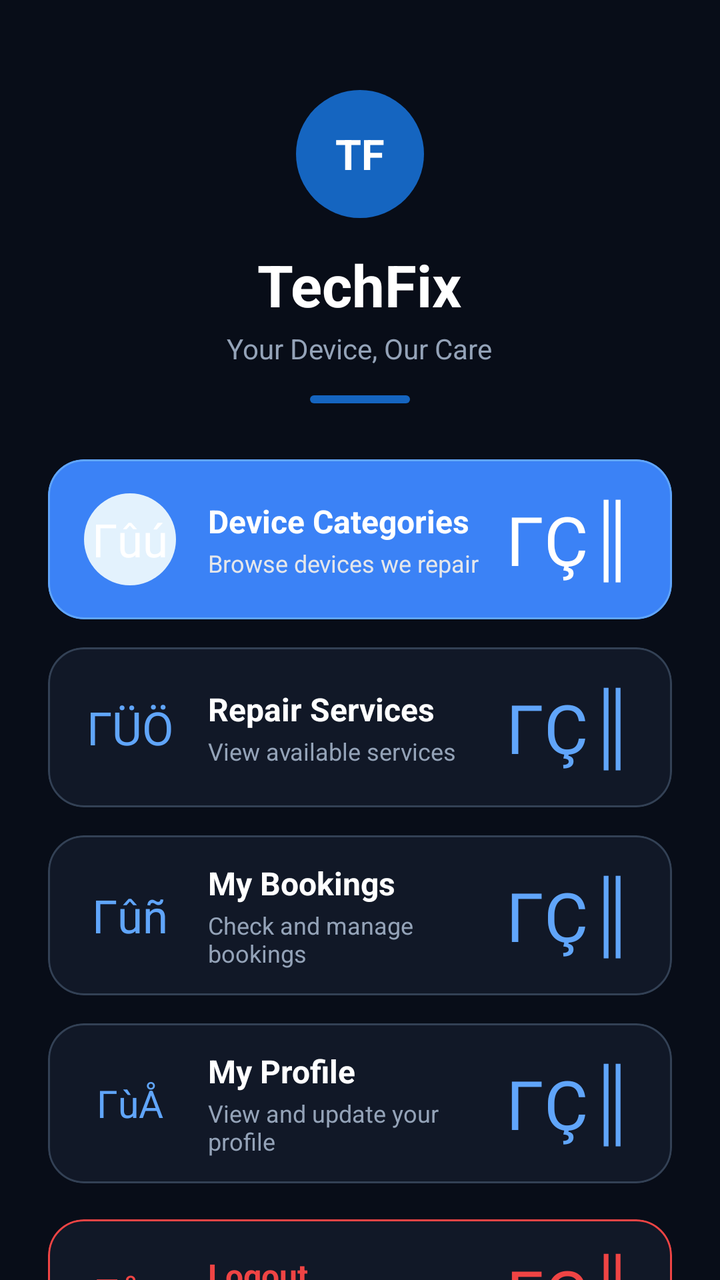
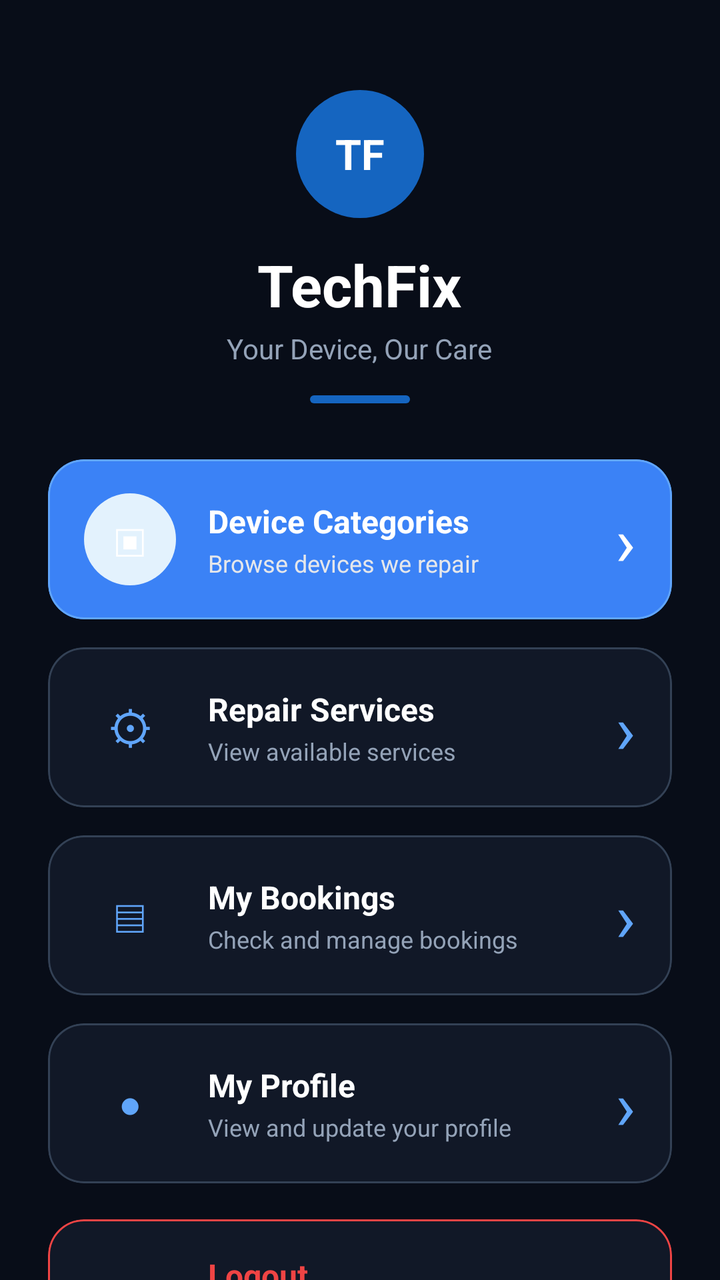

An Android layout rendered at two revisions. The XML below is the earlier revision; the diff shows what the commit changed to produce the second picture.
<!-- AndroidManifest.xml: application theme Theme.TechFix -->
<!-- res/layout/activity_home.xml -->
﻿<?xml version="1.0" encoding="utf-8"?>

<androidx.core.widget.NestedScrollView
    xmlns:android="http://schemas.android.com/apk/res/android"
    xmlns:app="http://schemas.android.com/apk/res-auto"
    android:layout_width="match_parent"
    android:layout_height="match_parent"
    android:background="@color/techfix_background"
    android:fillViewport="true">

    <LinearLayout
        android:layout_width="match_parent"
        android:layout_height="wrap_content"
        android:orientation="vertical"
        android:paddingStart="24dp"
        android:paddingTop="45dp"
        android:paddingEnd="24dp"
        android:paddingBottom="30dp">

        
        <TextView
            android:layout_width="64dp"
            android:layout_height="64dp"
            android:layout_gravity="center_horizontal"
            android:background="@drawable/bg_icon_circle"
            android:gravity="center"
            android:text="TF"
            android:textColor="@color/white"
            android:textSize="21sp"
            android:textStyle="bold" />

        
        <TextView
            android:id="@+id/tvHomeTitle"
            android:layout_width="wrap_content"
            android:layout_height="wrap_content"
            android:layout_gravity="center_horizontal"
            android:layout_marginTop="14dp"
            android:text="TechFix"
            android:textColor="@color/techfix_text_primary"
            android:textSize="29sp"
            android:textStyle="bold" />

        
        <TextView
            android:id="@+id/tvHomeSubtitle"
            android:layout_width="wrap_content"
            android:layout_height="wrap_content"
            android:layout_gravity="center_horizontal"
            android:layout_marginTop="3dp"
            android:text="Your Device, Our Care"
            android:textColor="@color/techfix_text_secondary"
            android:textSize="14sp" />

        
        <View
            android:layout_width="50dp"
            android:layout_height="4dp"
            android:layout_gravity="center_horizontal"
            android:layout_marginTop="14dp"
            android:layout_marginBottom="28dp"
            android:background="@drawable/bg_small_line" />

        
        <com.google.android.material.card.MaterialCardView
            android:layout_width="match_parent"
            android:layout_height="80dp"
            app:cardBackgroundColor="@color/techfix_primary"
            app:cardCornerRadius="18dp"
            app:cardElevation="0dp"
            app:strokeColor="@color/techfix_primary_light"
            app:strokeWidth="1dp">

            <LinearLayout
                android:id="@+id/btnCategories"
                android:layout_width="match_parent"
                android:layout_height="match_parent"
                android:background="?attr/selectableItemBackground"
                android:clickable="true"
                android:focusable="true"
                android:gravity="center_vertical"
                android:orientation="horizontal"
                android:paddingStart="18dp"
                android:paddingEnd="18dp">

                <TextView
                    android:layout_width="46dp"
                    android:layout_height="46dp"
                    android:background="@drawable/bg_icon_light"
                    android:gravity="center"
                    android:text="Γûú"
                    android:textColor="@color/white"
                    android:textSize="23sp" />

                <LinearLayout
                    android:layout_width="0dp"
                    android:layout_height="wrap_content"
                    android:layout_marginStart="16dp"
                    android:layout_weight="1"
                    android:orientation="vertical">

                    <TextView
                        android:layout_width="wrap_content"
                        android:layout_height="wrap_content"
                        android:text="Device Categories"
                        android:textColor="@color/white"
                        android:textSize="16sp"
                        android:textStyle="bold" />

                    <TextView
                        android:layout_width="wrap_content"
                        android:layout_height="wrap_content"
                        android:layout_marginTop="2dp"
                        android:text="Browse devices we repair"
                        android:textColor="#E5E7EB"
                        android:textSize="12sp" />

                </LinearLayout>

                <TextView
                    android:layout_width="wrap_content"
                    android:layout_height="wrap_content"
                    android:text="ΓÇ║"
                    android:textColor="@color/white"
                    android:textSize="34sp" />

            </LinearLayout>

        </com.google.android.material.card.MaterialCardView>

        
        <com.google.android.material.card.MaterialCardView
            android:layout_width="match_parent"
            android:layout_height="80dp"
            android:layout_marginTop="14dp"
            app:cardBackgroundColor="@color/techfix_card"
            app:cardCornerRadius="18dp"
            app:cardElevation="0dp"
            app:strokeColor="@color/techfix_border"
            app:strokeWidth="1dp">

            <LinearLayout
                android:id="@+id/btnServices"
                android:layout_width="match_parent"
                android:layout_height="match_parent"
                android:background="?attr/selectableItemBackground"
                android:clickable="true"
                android:focusable="true"
                android:gravity="center_vertical"
                android:orientation="horizontal"
                android:paddingStart="18dp"
                android:paddingEnd="18dp">

                <TextView
                    android:layout_width="46dp"
                    android:layout_height="46dp"
                    android:gravity="center"
                    android:text="ΓÜÖ"
                    android:textColor="@color/techfix_primary_light"
                    android:textSize="23sp" />

                <LinearLayout
                    android:layout_width="0dp"
                    android:layout_height="wrap_content"
                    android:layout_marginStart="16dp"
                    android:layout_weight="1"
                    android:orientation="vertical">

                    <TextView
                        android:layout_width="wrap_content"
                        android:layout_height="wrap_content"
                        android:text="Repair Services"
                        android:textColor="@color/techfix_text_primary"
                        android:textSize="16sp"
                        android:textStyle="bold" />

                    <TextView
                        android:layout_width="wrap_content"
                        android:layout_height="wrap_content"
                        android:layout_marginTop="2dp"
                        android:text="View available services"
                        android:textColor="@color/techfix_text_secondary"
                        android:textSize="12sp" />

                </LinearLayout>

                <TextView
                    android:layout_width="wrap_content"
                    android:layout_height="wrap_content"
                    android:text="ΓÇ║"
                    android:textColor="@color/techfix_primary_light"
                    android:textSize="34sp" />

            </LinearLayout>

        </com.google.android.material.card.MaterialCardView>

        
        <com.google.android.material.card.MaterialCardView
            android:layout_width="match_parent"
            android:layout_height="80dp"
            android:layout_marginTop="14dp"
            app:cardBackgroundColor="@color/techfix_card"
            app:cardCornerRadius="18dp"
            app:cardElevation="0dp"
            app:strokeColor="@color/techfix_border"
            app:strokeWidth="1dp">

            <LinearLayout
                android:id="@+id/btnMyBookings"
                android:layout_width="match_parent"
                android:layout_height="match_parent"
                android:background="?attr/selectableItemBackground"
                android:clickable="true"
                android:focusable="true"
                android:gravity="center_vertical"
                android:orientation="horizontal"
                android:paddingStart="18dp"
                android:paddingEnd="18dp">

                <TextView
                    android:layout_width="46dp"
                    android:layout_height="46dp"
                    android:gravity="center"
                    android:text="Γûñ"
                    android:textColor="@color/techfix_primary_light"
                    android:textSize="23sp" />

                <LinearLayout
                    android:layout_width="0dp"
                    android:layout_height="wrap_content"
                    android:layout_marginStart="16dp"
                    android:layout_weight="1"
                    android:orientation="vertical">

                    <TextView
                        android:layout_width="wrap_content"
                        android:layout_height="wrap_content"
                        android:text="My Bookings"
                        android:textColor="@color/techfix_text_primary"
                        android:textSize="16sp"
                        android:textStyle="bold" />

                    <TextView
                        android:layout_width="wrap_content"
                        android:layout_height="wrap_content"
                        android:layout_marginTop="2dp"
                        android:text="Check and manage bookings"
                        android:textColor="@color/techfix_text_secondary"
                        android:textSize="12sp" />

                </LinearLayout>

                <TextView
                    android:layout_width="wrap_content"
                    android:layout_height="wrap_content"
                    android:text="ΓÇ║"
                    android:textColor="@color/techfix_primary_light"
                    android:textSize="34sp" />

            </LinearLayout>

        </com.google.android.material.card.MaterialCardView>

        
        <com.google.android.material.card.MaterialCardView
            android:layout_width="match_parent"
            android:layout_height="80dp"
            android:layout_marginTop="14dp"
            app:cardBackgroundColor="@color/techfix_card"
            app:cardCornerRadius="18dp"
            app:cardElevation="0dp"
            app:strokeColor="@color/techfix_border"
            app:strokeWidth="1dp">

            <LinearLayout
                android:id="@+id/btnProfile"
                android:layout_width="match_parent"
                android:layout_height="match_parent"
                android:background="?attr/selectableItemBackground"
                android:clickable="true"
                android:focusable="true"
                android:gravity="center_vertical"
                android:orientation="horizontal"
                android:paddingStart="18dp"
                android:paddingEnd="18dp">

                <TextView
                    android:layout_width="46dp"
                    android:layout_height="46dp"
                    android:gravity="center"
                    android:text="ΓùÅ"
                    android:textColor="@color/techfix_primary_light"
                    android:textSize="19sp" />

                <LinearLayout
                    android:layout_width="0dp"
                    android:layout_height="wrap_content"
                    android:layout_marginStart="16dp"
                    android:layout_weight="1"
                    android:orientation="vertical">

                    <TextView
                        android:layout_width="wrap_content"
                        android:layout_height="wrap_content"
                        android:text="My Profile"
                        android:textColor="@color/techfix_text_primary"
                        android:textSize="16sp"
                        android:textStyle="bold" />

                    <TextView
                        android:layout_width="wrap_content"
                        android:layout_height="wrap_content"
                        android:layout_marginTop="2dp"
                        android:text="View and update your profile"
                        android:textColor="@color/techfix_text_secondary"
                        android:textSize="12sp" />

                </LinearLayout>

                <TextView
                    android:layout_width="wrap_content"
                    android:layout_height="wrap_content"
                    android:text="ΓÇ║"
                    android:textColor="@color/techfix_primary_light"
                    android:textSize="34sp" />

            </LinearLayout>

        </com.google.android.material.card.MaterialCardView>

        
        <com.google.android.material.card.MaterialCardView
            android:layout_width="match_parent"
            android:layout_height="74dp"
            android:layout_marginTop="18dp"
            app:cardBackgroundColor="@color/techfix_card"
            app:cardCornerRadius="18dp"
            app:cardElevation="0dp"
            app:strokeColor="@color/techfix_error"
            app:strokeWidth="1dp">

            <LinearLayout
                android:id="@+id/btnLogout"
                android:layout_width="match_parent"
                android:layout_height="match_parent"
                android:background="?attr/selectableItemBackground"
                android:clickable="true"
                android:focusable="true"
                android:gravity="center_vertical"
                android:orientation="horizontal"
                android:paddingStart="18dp"
                android:paddingEnd="18dp">

                <TextView
                    android:layout_width="46dp"
                    android:layout_height="46dp"
                    android:gravity="center"
                    android:text="Γå¬"
                    android:textColor="@color/techfix_error"
                    android:textSize="22sp"
                    android:textStyle="bold" />

                <LinearLayout
                    android:layout_width="0dp"
                    android:layout_height="wrap_content"
                    android:layout_marginStart="16dp"
                    android:layout_weight="1"
                    android:orientation="vertical">

                    <TextView
                        android:layout_width="wrap_content"
                        android:layout_height="wrap_content"
                        android:text="Logout"
                        android:textColor="@color/techfix_error"
                        android:textSize="16sp"
                        android:textStyle="bold" />

                    <TextView
                        android:layout_width="wrap_content"
                        android:layout_height="wrap_content"
                        android:layout_marginTop="2dp"
                        android:text="Sign out from your account"
                        android:textColor="@color/techfix_text_secondary"
                        android:textSize="12sp" />

                </LinearLayout>

                <TextView
                    android:layout_width="wrap_content"
                    android:layout_height="wrap_content"
                    android:text="ΓÇ║"
                    android:textColor="@color/techfix_error"
                    android:textSize="34sp" />

            </LinearLayout>

        </com.google.android.material.card.MaterialCardView>

        
        <TextView
            android:layout_width="wrap_content"
            android:layout_height="wrap_content"
            android:layout_gravity="center_horizontal"
            android:layout_marginTop="30dp"
            android:text="TechFix Repair Services"
            android:textColor="@color/techfix_text_secondary"
            android:textSize="11sp" />

        <TextView
            android:layout_width="wrap_content"
            android:layout_height="wrap_content"
            android:layout_gravity="center_horizontal"
            android:layout_marginTop="4dp"
            android:text="FAST  ΓÇó  RELIABLE  ΓÇó  TRUSTED"
            android:textColor="@color/techfix_text_secondary"
            android:textSize="9sp"
            android:textStyle="bold" />

    </LinearLayout>

</androidx.core.widget.NestedScrollView>
<!-- resources referenced by this layout -->
<resources>
  <color name="techfix_background">#080D18</color>
  <color name="techfix_border">#334155</color>
  <color name="techfix_card">#111827</color>
  <color name="techfix_error">#EF4444</color>
  <color name="techfix_primary">#3B82F6</color>
  <color name="techfix_primary_light">#60A5FA</color>
  <color name="techfix_text_primary">#FFFFFF</color>
  <color name="techfix_text_secondary">#94A3B8</color>
  <color name="white">#FFFFFFFF</color>
  <!-- drawable bg_icon_circle (drawable) -->
  <?xml version="1.0" encoding="utf-8"?>
  <shape xmlns:android="http://schemas.android.com/apk/res/android"
      android:shape="oval">
  
      <solid android:color="#1565C0" />
  
  </shape>
  <!-- drawable bg_icon_light (drawable) -->
  <?xml version="1.0" encoding="utf-8"?>
  <shape xmlns:android="http://schemas.android.com/apk/res/android"
      android:shape="oval">
  
      <solid android:color="#E3F2FD" />
  
  </shape>
  <!-- drawable bg_small_line (drawable) -->
  <?xml version="1.0" encoding="utf-8"?>
  <shape xmlns:android="http://schemas.android.com/apk/res/android"
      android:shape="rectangle">
  
      <corners android:radius="10dp" />
      <solid android:color="#1565C0" />
  
  </shape>
  <style name="Theme.TechFix" parent="Base.Theme.TechFix" />
  <style name="Base.Theme.TechFix" parent="Theme.Material3.DayNight.NoActionBar">
          
      </style>
</resources>

<!-- the commit's change to res/layout/activity_home.xml (unified diff, before → after) -->
@@ -88,7 +88,7 @@
                     android:layout_height="46dp"
                     android:background="@drawable/bg_icon_light"
                     android:gravity="center"
-                    android:text="Γûú"
+                    android:text="▣"
                     android:textColor="@color/white"
                     android:textSize="23sp" />
 
@@ -120,7 +120,7 @@
                 <TextView
                     android:layout_width="wrap_content"
                     android:layout_height="wrap_content"
-                    android:text="ΓÇ║"
+                    android:text="›"
                     android:textColor="@color/white"
                     android:textSize="34sp" />
 
@@ -155,7 +155,7 @@
                     android:layout_width="46dp"
                     android:layout_height="46dp"
                     android:gravity="center"
-                    android:text="ΓÜÖ"
+                    android:text="⚙"
                     android:textColor="@color/techfix_primary_light"
                     android:textSize="23sp" />
 
@@ -187,7 +187,7 @@
                 <TextView
                     android:layout_width="wrap_content"
                     android:layout_height="wrap_content"
-                    android:text="ΓÇ║"
+                    android:text="›"
                     android:textColor="@color/techfix_primary_light"
                     android:textSize="34sp" />
 
@@ -222,7 +222,7 @@
                     android:layout_width="46dp"
                     android:layout_height="46dp"
                     android:gravity="center"
-                    android:text="Γûñ"
+                    android:text="▤"
                     android:textColor="@color/techfix_primary_light"
                     android:textSize="23sp" />
 
@@ -254,7 +254,7 @@
                 <TextView
                     android:layout_width="wrap_content"
                     android:layout_height="wrap_content"
-                    android:text="ΓÇ║"
+                    android:text="›"
                     android:textColor="@color/techfix_primary_light"
                     android:textSize="34sp" />
 
@@ -289,7 +289,7 @@
                     android:layout_width="46dp"
                     android:layout_height="46dp"
                     android:gravity="center"
-                    android:text="ΓùÅ"
+                    android:text="●"
                     android:textColor="@color/techfix_primary_light"
                     android:textSize="19sp" />
 
@@ -321,7 +321,7 @@
                 <TextView
                     android:layout_width="wrap_content"
                     android:layout_height="wrap_content"
-                    android:text="ΓÇ║"
+                    android:text="›"
                     android:textColor="@color/techfix_primary_light"
                     android:textSize="34sp" />
 
@@ -356,7 +356,7 @@
                     android:layout_width="46dp"
                     android:layout_height="46dp"
                     android:gravity="center"
-                    android:text="Γå¬"
+                    android:text="↪"
                     android:textColor="@color/techfix_error"
                     android:textSize="22sp"
                     android:textStyle="bold" />
@@ -389,7 +389,7 @@
                 <TextView
                     android:layout_width="wrap_content"
                     android:layout_height="wrap_content"
-                    android:text="ΓÇ║"
+                    android:text="›"
                     android:textColor="@color/techfix_error"
                     android:textSize="34sp" />
 
@@ -412,7 +412,7 @@
             android:layout_height="wrap_content"
             android:layout_gravity="center_horizontal"
             android:layout_marginTop="4dp"
-            android:text="FAST  ΓÇó  RELIABLE  ΓÇó  TRUSTED"
+            android:text="FAST  •  RELIABLE  •  TRUSTED"
             android:textColor="@color/techfix_text_secondary"
             android:textSize="9sp"
             android:textStyle="bold" />
